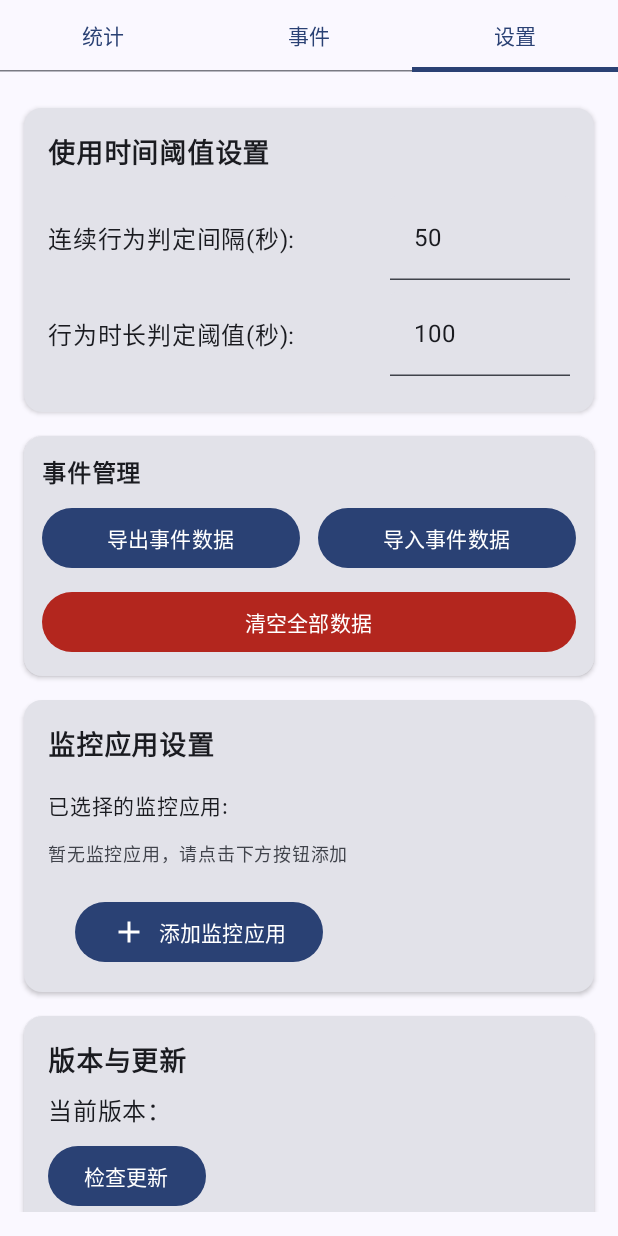
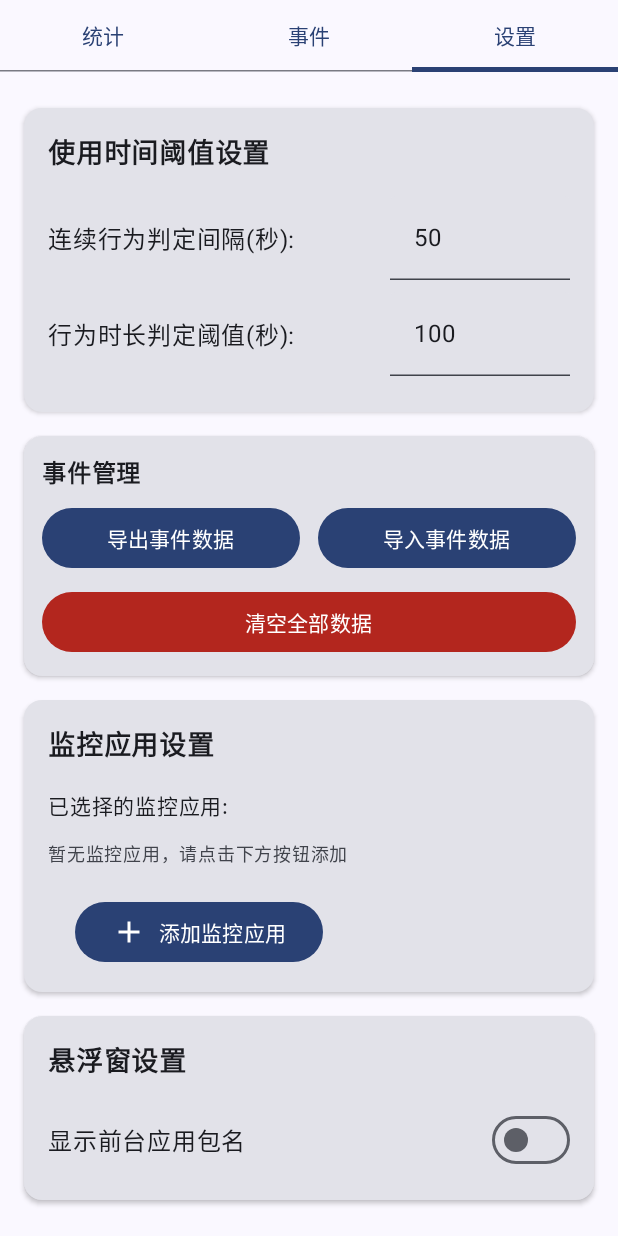
Before and after one commit to dazo6/milkmilk, an Android app built with Jetpack Compose: the screen it shows after launch (MainActivity), tab 3 chosen, on a phone screen of 412 x 824 dp. Run offline under Robolectric (Android 15) with nearby library versions, the phone set to English and light mode, and no system bars; our stand-ins replace Room's generated code, livedata-compose, paging.

Commit message:
添加前台应用悬浮窗

```diff
--- a/app/src/main/AndroidManifest.xml
+++ b/app/src/main/AndroidManifest.xml
@@ -55,6 +55,7 @@
     <!-- 添加必要的权限 -->
     <uses-permission android:name="android.permission.PACKAGE_USAGE_STATS"
         tools:ignore="ProtectedPermissions" />
+    <uses-permission android:name="android.permission.SYSTEM_ALERT_WINDOW" />
     <uses-permission android:name="android.permission.FOREGROUND_SERVICE" />
     <uses-permission android:name="android.permission.FOREGROUND_SERVICE_DATA_SYNC" />
     <uses-permission android:name="android.permission.POST_NOTIFICATIONS" />
--- a/app/src/main/java/com/dazo66/milkmilk/MainActivity.kt
+++ b/app/src/main/java/com/dazo66/milkmilk/MainActivity.kt
@@ -103,6 +103,7 @@ class MainActivity : ComponentActivity() {
 
         // 检查并请求必要权限（仅使用情况访问，不在启动时检查无障碍）
         checkUsageAccessPermission(this)
+        checkOverlayPermission(this)
 
         // 启动监控服务
         AppMonitorService.startService(this)
@@ -139,6 +140,27 @@ private fun checkUsageAccessPermission(activity: ComponentActivity) {
             .setMessage("应用需要访问使用情况统计数据来记录应用使用时间")
             .setPositiveButton("立即开启") { d: DialogInterface?, w: Int ->
                 startActivity(activity, Intent(Settings.ACTION_USAGE_ACCESS_SETTINGS), null)
+            }
+            .setNegativeButton("取消", null)
+            .show()
+    }
+}
+
+private fun checkOverlayPermission(context: Context) {
+    if (android.os.Build.VERSION.SDK_INT >= android.os.Build.VERSION_CODES.M && !Settings.canDrawOverlays(context)) {
+        android.app.AlertDialog.Builder(context)
+            .setTitle("需要悬浮窗权限")
+            .setMessage("为了展示当前前台应用包名，请授予悬浮窗权限")
+            .setPositiveButton("去授权") { _, _ ->
+                try {
+                    val intent = Intent(
+                        Settings.ACTION_MANAGE_OVERLAY_PERMISSION,
+                        android.net.Uri.parse("package:" + context.packageName)
+                    )
+                    context.startActivity(intent)
+                } catch (e: Exception) {
+                    Log.e("MainActivity", "打开悬浮窗设置失败", e)
+                }
             }
             .setNegativeButton("取消", null)
             .show()
@@ -344,6 +366,8 @@ class MainViewModel(private val context: Context) : ViewModel() {
     var threshold1 by mutableIntStateOf(50)
     var threshold2 by mutableIntStateOf(100)
     var debugOverlayEnabled by mutableStateOf(false)
+    // 悬浮窗开关
+    var floatingWindowEnabled by mutableStateOf(false)
 
     // 监控的应用列表
     val monitoredApps = mutableStateListOf<AppInfo>()
@@ -440,6 +464,7 @@ class MainViewModel(private val context: Context) : ViewModel() {
         threshold1 = prefs.getInt("threshold1", threshold1)
         threshold2 = prefs.getInt("threshold2", threshold2)
         debugOverlayEnabled = prefs.getBoolean("debug_overlay_enabled", false)
+        floatingWindowEnabled = prefs.getBoolean("floating_window_enabled", false)
 
         // 加载已保存的监控应用
         savedApps.forEach { packageName ->
@@ -469,6 +494,11 @@ class MainViewModel(private val context: Context) : ViewModel() {
     fun saveDebugOverlayEnabled(context: Context) {
         val prefs = context.getSharedPreferences("app_settings", Context.MODE_PRIVATE)
         prefs.edit().putBoolean("debug_overlay_enabled", debugOverlayEnabled).apply()
+    }
+
+    fun saveFloatingWindowEnabled(context: Context) {
+        val prefs = context.getSharedPreferences("app_settings", Context.MODE_PRIVATE)
+        prefs.edit().putBoolean("floating_window_enabled", floatingWindowEnabled).apply()
     }
 
     // 保存阈值设置
@@ -1258,6 +1288,29 @@ fun SettingsTab(viewModel: MainViewModel) {
                     )
                     Spacer(modifier = Modifier.width(8.dp))
                     Text("添加监控应用")
+                }
+            }
+        }
+
+        // 悬浮窗设置
+        Card(
+            modifier = Modifier
+                .fillMaxWidth()
+                .padding(vertical = 8.dp),
+            elevation = CardDefaults.cardElevation(defaultElevation = 2.dp)
+        ) {
+            Column(modifier = Modifier.padding(16.dp)) {
+                Text("悬浮窗设置", fontWeight = FontWeight.Bold, fontSize = 18.sp)
+                Spacer(modifier = Modifier.height(16.dp))
+                Row(verticalAlignment = Alignment.CenterVertically) {
+                    Text("显示前台应用包名", modifier = Modifier.weight(1f))
+                    androidx.compose.material3.Switch(
+                        checked = viewModel.floatingWindowEnabled,
+                        onCheckedChange = {
+                            viewModel.floatingWindowEnabled = it
+                            viewModel.saveFloatingWindowEnabled(context)
+                        }
+                    )
                 }
             }
         }
```
Also changed, not shown: app/src/main/java/com/dazo66/milkmilk/service/AppMonitorService.kt (+151 -1 lines).
